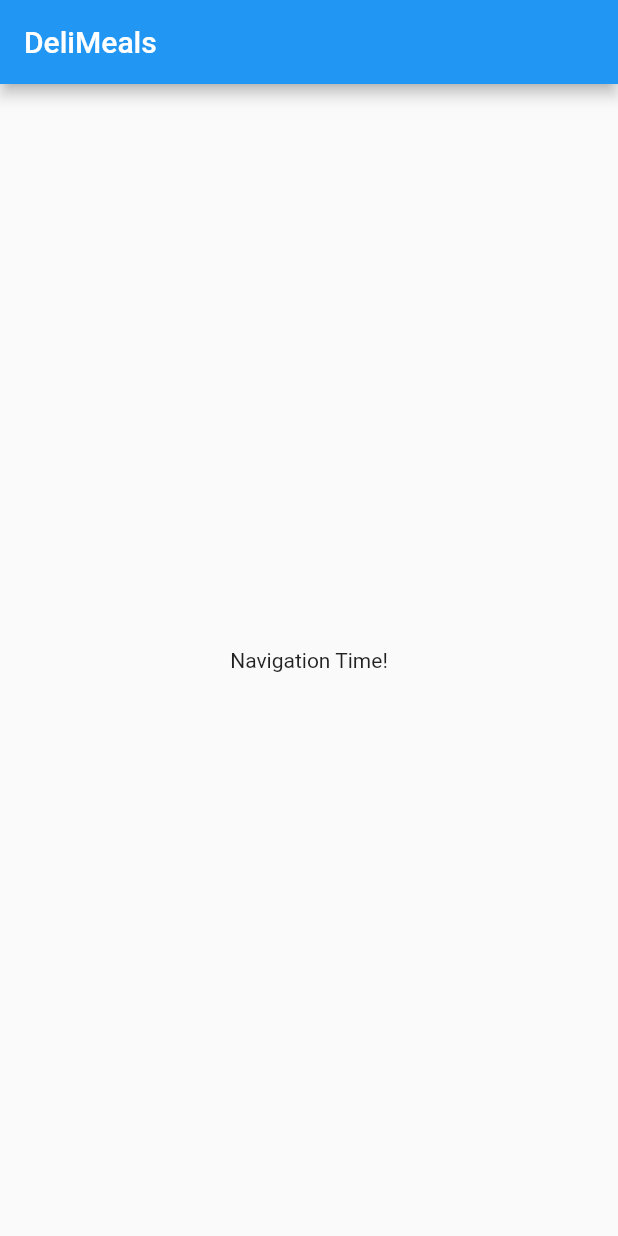
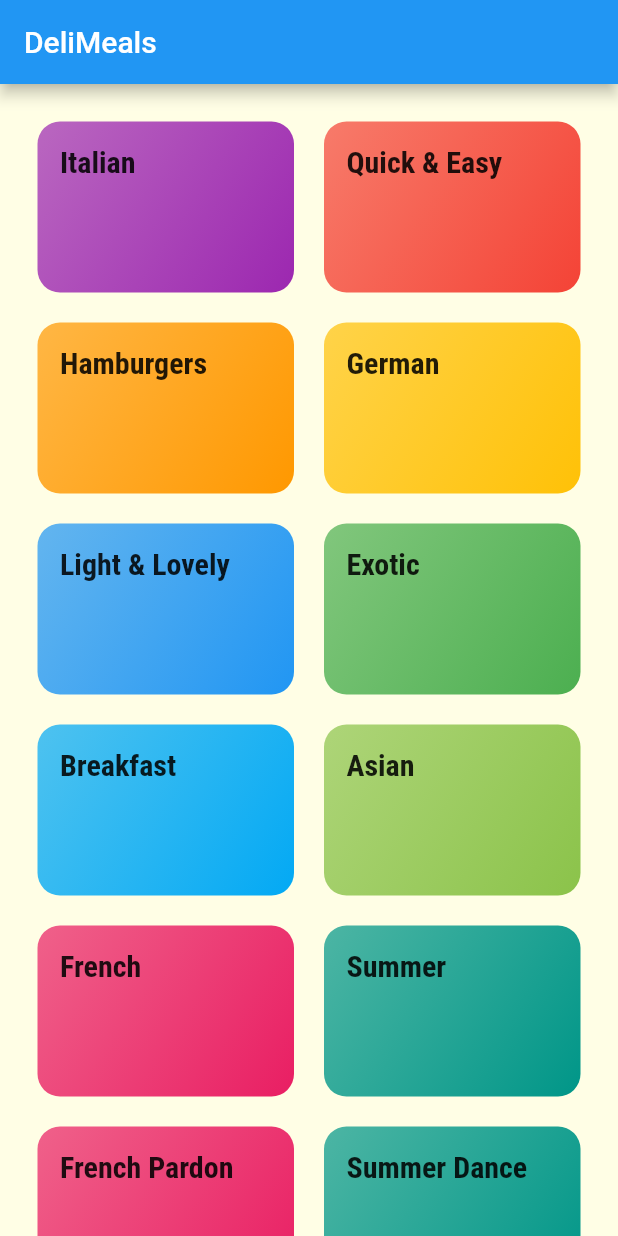
Before and after one commit to sarthakagrawal927/meals_app, a Flutter app: the screen it shows after launch, on a phone screen of 412 x 824 dp. Run offline on Flutter 3.47's test engine with Material 2 defaults, Android fonts, the phone set to English and light mode, and no system bars.

```diff
--- /dev/null
+++ b/lib/categories_screen.dart
@@ -0,0 +1,25 @@
+import 'package:flutter/material.dart';
+
+import './dummy_data.dart';
+import './category_item.dart';
+
+class CategoriesScreen extends StatelessWidget {
+  @override
+  Widget build(BuildContext context) {
+    return Scaffold(
+        appBar: AppBar(title: const Text('DeliMeals')),
+        body: GridView(
+            padding: const EdgeInsets.all(25),
+            gridDelegate: const SliverGridDelegateWithMaxCrossAxisExtent(
+              // takes care of structuring the grid
+              maxCrossAxisExtent: 200, // width of tile
+              childAspectRatio: 3 / 2, // 300 width, 200 height
+              crossAxisSpacing: 20,
+              mainAxisSpacing: 20,
+            ),
+            children: DUMMY_CATEGORIES
+                .map((catData) =>
+                    CategoryItem(catData.id, catData.title, catData.color))
+                .toList()));
+  }
+}
--- /dev/null
+++ b/lib/category_item.dart
@@ -0,0 +1,36 @@
+import 'package:flutter/material.dart';
+import "./category_meals_screen.dart";
+
+class CategoryItem extends StatelessWidget {
+  final String id;
+  final String title;
+  final Color color;
+
+  CategoryItem(this.id, this.title, this.color);
+
+  void selectCategory(BuildContext ctx) {
+    Navigator.of(ctx).push(MaterialPageRoute(builder: (_) {
+      return CategoryMealsScreen(id, title);
+    }));
+  }
+
+  @override
+  Widget build(BuildContext context) {
+    return InkWell(
+      onTap: () => selectCategory(context),
+      splashColor: Theme.of(context).primaryColor,
+      borderRadius: BorderRadius.circular(15),
+      child: Container(
+        padding: const EdgeInsets.all(
+            15), // const prevents rebuilding of the object in case of rerenders
+        child: Text(title, style: Theme.of(context).textTheme.titleMedium),
+        decoration: BoxDecoration(
+            borderRadius: BorderRadius.circular(15),
+            gradient: LinearGradient(
+                colors: [color.withOpacity(0.7), color],
+                begin: Alignment.topLeft,
+                end: Alignment.bottomRight)),
+      ),
+    );
+  }
+}
--- /dev/null
+++ b/lib/category_meals_screen.dart
@@ -0,0 +1,20 @@
+import 'package:flutter/material.dart';
+
+class CategoryMealsScreen extends StatelessWidget {
+  final String categoryId;
+  final String categoryTitle;
+
+  CategoryMealsScreen(this.categoryId, this.categoryTitle);
+
+  @override
+  Widget build(BuildContext context) {
+    return Scaffold(
+      appBar: AppBar(
+        title: Text(categoryTitle),
+      ),
+      body: Center(
+        child: Text('The Recipes for the Category!'),
+      ),
+    );
+  }
+}
--- /dev/null
+++ b/lib/dummy_data.dart
@@ -0,0 +1,66 @@
+import 'package:flutter/material.dart';
+
+import './models/category.dart';
+
+const DUMMY_CATEGORIES = const [
+  Category(
+    id: 'c1',
+    title: 'Italian',
+    color: Colors.purple,
+  ),
+  Category(
+    id: 'c2',
+    title: 'Quick & Easy',
+    color: Colors.red,
+  ),
+  Category(
+    id: 'c3',
+    title: 'Hamburgers',
+    color: Colors.orange,
+  ),
+  Category(
+    id: 'c4',
+    title: 'German',
+    color: Colors.amber,
+  ),
+  Category(
+    id: 'c5',
+    title: 'Light & Lovely',
+    color: Colors.blue,
+  ),
+  Category(
+    id: 'c6',
+    title: 'Exotic',
+    color: Colors.green,
+  ),
+  Category(
+    id: 'c7',
+    title: 'Breakfast',
+    color: Colors.lightBlue,
+  ),
+  Category(
+    id: 'c8',
+    title: 'Asian',
+    color: Colors.lightGreen,
+  ),
+  Category(
+    id: 'c9',
+    title: 'French',
+    color: Colors.pink,
+  ),
+  Category(
+    id: 'c10',
+    title: 'Summer',
+    color: Colors.teal,
+  ),
+  Category(
+    id: 'c11',
+    title: 'French Pardon',
+    color: Colors.pink,
+  ),
+  Category(
+    id: 'c12',
+    title: 'Summer Dance',
+    color: Colors.teal,
+  ),
+];
--- a/lib/main.dart
+++ b/lib/main.dart
@@ -1,4 +1,6 @@
 import 'package:flutter/material.dart';
+
+import 'package:flutter_complete_guide/categories_screen.dart';
 
 void main() => runApp(MyApp());
 
@@ -8,29 +10,22 @@ class MyApp extends StatelessWidget {
     return MaterialApp(
       title: 'DeliMeals',
       theme: ThemeData(
-        primarySwatch: Colors.blue,
+        primarySwatch: Colors.pink,
+        colorScheme:
+            Theme.of(context).colorScheme.copyWith(secondary: Colors.amber),
+        canvasColor: Color.fromRGBO(255, 254, 229, 1),
+        fontFamily: 'Raleway',
+        textTheme: ThemeData.light().textTheme.copyWith(
+              bodyLarge: TextStyle(color: Color.fromRGBO(20, 51, 51, 1)),
+              bodyMedium: TextStyle(color: Color.fromRGBO(20, 51, 51, 1)),
+              titleMedium: TextStyle(
+                fontSize: 20,
+                fontFamily: 'RobotoCondensed',
+                fontWeight: FontWeight.bold,
+              ),
+            ),
       ),
-      home: MyHomePage(),
+      home: CategoriesScreen(),
     );
   }
 }
-
-class MyHomePage extends StatefulWidget {
-    @override
-  _MyHomePageState createState() => _MyHomePageState();
-}
-
-class _MyHomePageState extends State<MyHomePage> {
-
-  @override
-  Widget build(BuildContext context) {
-    return Scaffold(
-      appBar: AppBar(
-        title: Text('DeliMeals'),
-      ),
-      body: Center(
-        child: Text('Navigation Time!'),
-      ),
-    );
-  }
-}
--- /dev/null
+++ b/lib/models/category.dart
@@ -0,0 +1,13 @@
+import 'package:flutter/material.dart';
+
+class Category {
+  final String id;
+  final String title;
+  final Color color;
+
+  const Category({
+    @required this.id,
+    @required this.title,
+    this.color = Colors.orange,
+  });
+}
```
Also changed, not shown: pubspec.yaml (+17 -6 lines), assets/fonts/Raleway-Black.ttf (added), assets/fonts/Raleway-Bold.ttf (added), assets/fonts/Raleway-Regular.ttf (added), assets/fonts/RobotoCondensed-Bold.ttf (added), assets/fonts/RobotoCondensed-Italic.ttf (added), assets/fonts/RobotoCondensed-Light.ttf (added), assets/fonts/RobotoCondensed-Regular.ttf (added), 1 other file.
